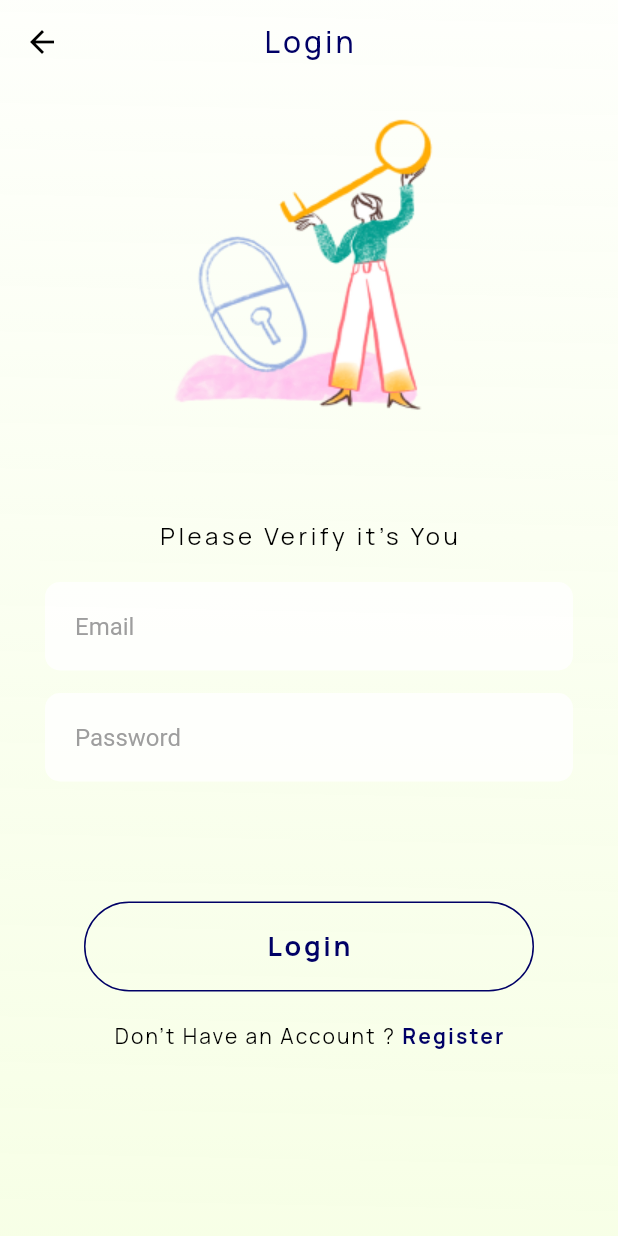
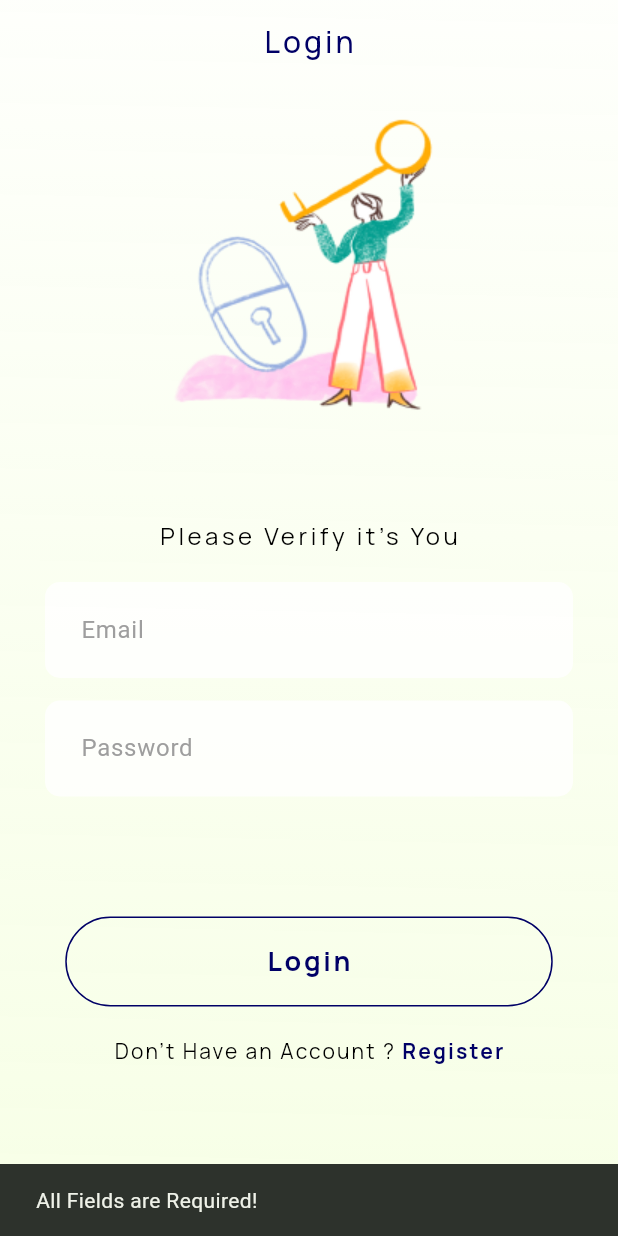
Before and after one commit to ThankiAshish/greenbook, a Flutter app: the screen it shows after launch, after a tap on "Login", on a phone screen of 412 x 824 dp. Run offline on Flutter 3.47's test engine with Material 2 defaults, Android fonts, the phone set to English and light mode, and no system bars; our stand-ins replace google_fonts, image_picker, shared_preferences; network calls fail.

Commit message:
refactored register page code

```diff
--- a/lib/main.dart
+++ b/lib/main.dart
@@ -1,6 +1,7 @@
 import 'package:flutter/material.dart';
 import 'package:greenbook/providers/user_provider.dart';
-import 'package:greenbook/screens/register_page.dart';
+import 'package:greenbook/screens/home_page.dart';
+import 'package:greenbook/screens/login_page.dart';
 import 'package:greenbook/screens/welcome_page.dart';
 import 'package:greenbook/services/auth_services.dart';
 import 'package:provider/provider.dart';
@@ -35,8 +36,12 @@ class _MainAppState extends State<MainApp> {
   @override
   Widget build(BuildContext context) {
     return MaterialApp(
+      theme: ThemeData(
+        useMaterial3: true,
+        colorSchemeSeed: Colors.green,
+      ),
       debugShowCheckedModeBanner: false,
-      home: Provider.of<UserProvider>(context).user.token.isEmpty ? const RegisterPage() : const WelcomePage()
+      home: Provider.of<UserProvider>(context).user.token.isEmpty ? const LoginPage() : const WelcomePage()
     );
   }
 }
--- a/lib/screens/login_page.dart
+++ b/lib/screens/login_page.dart
@@ -3,6 +3,7 @@ import 'package:google_fonts/google_fonts.dart';
 import 'package:greenbook/screens/register_page.dart';
 import 'package:greenbook/services/auth_services.dart';
 import 'package:greenbook/utils/utils.dart';
+import 'package:greenbook/widgets/custom_primary_outlined_button.dart';
 
 class LoginPage extends StatefulWidget {
   const LoginPage({super.key});
@@ -123,34 +124,14 @@ class _LoginPageState extends State<LoginPage> {
               const SizedBox(
                 height: 80,
               ),
-              SizedBox(
-                width: 300,
+              CustomPrimaryOutlinedButton(
+                text: 'Login',
+                width: 325,
                 height: 60,
-                child: OutlinedButton(
-                  onPressed: (){
-                    if(emailController.text.isEmpty || passwordController.text.isEmpty) {
-                      showSnackBar(
-                        context,
-                        'All Fields are Required!'
-                      );
-                    }
-                    loginUser();
-                  },
-                  style: OutlinedButton.styleFrom(
-                    shape: const StadiumBorder(),
-                    side: const BorderSide(width: 1, color: Color(0xFF000066))
-                  ),
-                  child: Text(
-                    'Login',
-                    style: GoogleFonts.manrope(
-                      color: const Color(0xFF000066),
-                      fontSize: 18,
-                      fontWeight: FontWeight.w700,
-                      height: 0,
-                      letterSpacing: 1.80,
-                    ),
-                  ),
-                ),
+                textSize: 18,
+                borderColor: const Color(0xFF000066),
+                textColor: const Color(0xFF000066),
+                onPressed: loginButtonOnClick
               ),
               const SizedBox(
                 height: 20,
@@ -191,4 +172,14 @@ class _LoginPageState extends State<LoginPage> {
       ),
     );
   }
+
+  loginButtonOnClick () {
+    if(emailController.text.isEmpty || passwordController.text.isEmpty) {
+      showSnackBar(
+        context,
+        'All Fields are Required!'
+      );
+    }
+    loginUser();
+  }
 }
--- a/lib/screens/register_page.dart
+++ b/lib/screens/register_page.dart
@@ -5,6 +5,9 @@ import 'package:google_fonts/google_fonts.dart';
 import 'package:greenbook/screens/login_page.dart';
 import 'package:greenbook/services/auth_services.dart';
 import 'package:greenbook/utils/utils.dart';
+import 'package:greenbook/widgets/custom_image_picker.dart';
+import 'package:greenbook/widgets/custom_primary_filled_button.dart';
+import 'package:greenbook/widgets/custom_text_field.dart';
 import 'package:image_picker/image_picker.dart';
 
 class RegisterPage extends StatefulWidget {
@@ -80,7 +83,8 @@ class _RegisterPageState extends State<RegisterPage> {
               const SizedBox(
                 height: 10,
               ),
-              GestureDetector(
+              CustomImagePicker(
+                imagePath: imagePath,
                 onTap: () async {
                   pickedFile = await picker.pickImage(source: ImageSource.gallery);
                   if(pickedFile != null) {
@@ -88,202 +92,85 @@ class _RegisterPageState extends State<RegisterPage> {
                     imagePath = imageFile.path;
                   setState(() {});
                   }
-                },
-                child: Stack(
-                  alignment: Alignment.bottomRight,
-                  children: [
-                    Container(
-                      width: 130,
-                      height: 130,
-                      decoration: BoxDecoration(
-                          border: Border.all(width: 4, color: Colors.white),
-                          boxShadow: [
-                            BoxShadow(
-                                spreadRadius: 2,
-                                blurRadius: 10,
-                                color: Colors.black.withOpacity(0.1))
-                          ],
-                          shape: BoxShape.circle,
-                          image: imagePath == "" ? const DecorationImage(
-                              fit: BoxFit.cover,
-                              image: NetworkImage(
-                                  'https://cdn.pixabay.com/photo/2018/11/13/21/43/avatar-3814049_640.png'
-                              )
-                          ) : DecorationImage(
-                              fit: BoxFit.cover,
-                              image: Image.file(File(imagePath)).image
-                          ),
-                      ),
-                    ),
-                    Positioned(
-                      right: 0,
-                      bottom: 0,
-                      child: Container(
-                        decoration: const BoxDecoration(
-                          color: Colors.white,
-                          shape: BoxShape.circle,
-                        ),
-                        child: const IconButton(
-                          icon: Icon(
-                            Icons.add,
-                            color: Colors.black,
-                          ),
-                          onPressed: null,
-                        ),
-                      ),
-                    )
-                  ],
-                ),
+                }
               ),
               const SizedBox(
                 height: 30,
               ),
-              Padding(
-                padding: const EdgeInsets.symmetric(horizontal: 30),
-                child: TextField(
+              CustomTextField(
                 controller: usernameController,
-                  decoration: InputDecoration(
-                    filled: true,
                 fillColor: Colors.white.withOpacity(0.8),
                 hintText: 'Username',
-                    hintStyle: const TextStyle(color: Colors.grey),
-                    contentPadding: const EdgeInsets.all(20),
-                    border: OutlineInputBorder(
-                      borderRadius: BorderRadius.circular(10),
-                      borderSide: BorderSide.none,
-                    ),
-                  ),
-                ),
+                hintColor: Colors.grey,
+                keyboardType: TextInputType.text
               ),
               const SizedBox(
                 height: 15,
               ),
-              Padding(
-                padding: const EdgeInsets.symmetric(horizontal: 30),
-                child: TextField(
+              CustomTextField(
                 controller: nameController,
-                  decoration: InputDecoration(
-                    filled: true,
                 fillColor: Colors.white.withOpacity(0.8),
                 hintText: 'Name',
-                    hintStyle: const TextStyle(color: Colors.grey),
-                    contentPadding: const EdgeInsets.all(20),
-                    border: OutlineInputBorder(
-                      borderRadius: BorderRadius.circular(10),
-                      borderSide: BorderSide.none,
-                    ),
-                  ),
-                ),
+                hintColor: Colors.grey,
+                keyboardType: TextInputType.text
               ),
               const SizedBox(
                 height: 15,
               ),
-              Padding(
-                padding: const EdgeInsets.symmetric(horizontal: 30),
-                child: TextField(
+              CustomTextField(
                 controller: emailController,
-                  decoration: InputDecoration(
-                    filled: true,
                 fillColor: Colors.white.withOpacity(0.8),
                 hintText: 'Email',
-                    hintStyle: const TextStyle(color: Colors.grey),
-                    contentPadding: const EdgeInsets.all(20),
-                    border: OutlineInputBorder(
-                      borderRadius: BorderRadius.circular(10),
-                      borderSide: BorderSide.none,
-                    ),
-                  ),
-                ),
+                hintColor: Colors.grey,
+                keyboardType: TextInputType.emailAddress
               ),
               const SizedBox(
                 height: 15,
               ),
-              Padding(
-                padding: const EdgeInsets.symmetric(horizontal: 30),
-                child: TextField(
+              CustomTextField(
                 controller: passwordController,
-                  decoration: InputDecoration(
-                    filled: true,
                 fillColor: Colors.white.withOpacity(0.8),
                 hintText: 'Password',
-                    hintStyle: const TextStyle(color: Colors.grey),
-                    contentPadding: const EdgeInsets.all(20),
-                    border: OutlineInputBorder(
-                      borderRadius: BorderRadius.circular(10),
-                      borderSide: BorderSide.none,
-                    ),
-                  ),
-                ),
+                hintColor: Colors.grey,
+                keyboardType: TextInputType.text,
+                obsecureText: true,
               ),
               const SizedBox(
                 height: 15,
               ),
-              Padding(
-                padding: const EdgeInsets.symmetric(horizontal: 30),
-                child: TextField(
+              CustomTextField(
                 controller: confirmPasswordController,
-                  decoration: InputDecoration(
-                    filled: true,
                 fillColor: Colors.white.withOpacity(0.8),
                 hintText: 'Confirm Password',
-                    hintStyle: const TextStyle(color: Colors.grey),
-                    contentPadding: const EdgeInsets.all(20),
-                    border: OutlineInputBorder(
-                      borderRadius: BorderRadius.circular(10),
-                      borderSide: BorderSide.none,
-                    ),
-                  ),
-                ),
+                hintColor: Colors.grey,
+                keyboardType: TextInputType.text,
+                obsecureText: true,
               ),
               const SizedBox(
                 height: 20,
               ),
-            SizedBox(
+              CustomPrimaryFilledButton(
+                text: 'Create Account',
+                color: const Color(0xFF000066),
                 width: 325,
                 height: 60,
-              child: ElevatedButton(
-                onPressed: (){
-                  if(imagePath == null || usernameController.text.isEmpty || nameController.text.isEmpty || emailController.text.isEmpty || passwordController.text.isEmpty) {
-                    showSnackBar(
-                      context,
-                      'All Fields are Required!'
-                    );
-                  } else {
-                    if(passwordController.text == confirmPasswordController.text) {
-                      registerUser();
-                    } else {
-                      showSnackBar(
-                        context,
-                        'Passwords do not match'
-                      );
-                    }
-                  }
-                },
-                style: ButtonStyle(
-                  backgroundColor:
-                      MaterialStateProperty.all<Color>(const Color(0xFF000066)),
-                  shape: MaterialStateProperty.all<RoundedRectangleBorder>(
-                    RoundedRectangleBorder(
-                      borderRadius: BorderRadius.circular(50),
-                    ),
-                  ),
-                ),
-                child: Text(
-                  'Create Account',
-                  style: GoogleFonts.manrope(
-                    color: const Color(0xFFF3F3F3),
-                    fontSize: 18,
-                    fontWeight: FontWeight.w700,
-                    height: 0,
-                    letterSpacing: 1.80,
-                  ),
-                ),
-              ),
+                textColor: const Color(0xFFF3F3F3),
+                textSize: 18,
+                onPressed: registerButtonOnClick
               ),
               const SizedBox(
                 height: 20,
               ),
-            Row(
+              buttonFooterBuilder(),
+            ],
+          ),
+        ),
+      ),
+    );
+  }
+
+  Widget buttonFooterBuilder() {
+    return Row(
       mainAxisAlignment: MainAxisAlignment.center,
       children: [
         Text(
@@ -312,11 +199,30 @@ class _RegisterPageState extends State<RegisterPage> {
           ),
         ),
       ],
-            ),
-          ],
-          ),
-        ),
-      ),
+    );
+  }
+
+  void registerButtonOnClick (){
+    if(
+      imagePath == null ||
+      usernameController.text.isEmpty ||
+      nameController.text.isEmpty ||
+      emailController.text.isEmpty ||
+      passwordController.text.isEmpty
+    ) {
+      showSnackBar(
+        context,
+        'All Fields are Required!'
+      );
+    } else {
+      if(passwordController.text == confirmPasswordController.text) {
+        registerUser();
+      } else {
+        showSnackBar(
+          context,
+          'Passwords do not match'
         );
       }
     }
+  }
+}
--- /dev/null
+++ b/lib/widgets/custom_primary_filled_button.dart
@@ -0,0 +1,55 @@
+import 'package:flutter/material.dart';
+import 'package:google_fonts/google_fonts.dart';
+
+class CustomPrimaryFilledButton extends StatelessWidget {
+  const CustomPrimaryFilledButton(
+    {
+      Key? key,
+      required this.text,
+      required this.color,
+      required this.width,
+      required this.height,
+      required this.textColor,
+      required this.textSize,
+      required this.onPressed
+    }
+  ) : super(key: key);
+
+  final String text;
+  final double width;
+  final double height;
+  final double textSize;
+  final Color color;
+  final Color textColor;
+  final void Function()? onPressed;
+
+  @override
+  Widget build(BuildContext context) {
+    return SizedBox(
+      width: width,
+      height: height,
+      child: ElevatedButton(
+        onPressed: onPressed,
+        style: ButtonStyle(
+          backgroundColor:
+              MaterialStateProperty.all<Color>(color),
+          shape: MaterialStateProperty.all<RoundedRectangleBorder>(
+            RoundedRectangleBorder(
+              borderRadius: BorderRadius.circular(50),
+            ),
+          ),
+        ),
+        child: Text(
+          text,
+          style: GoogleFonts.manrope(
+            color: textColor,
+            fontSize: textSize,
+            fontWeight: FontWeight.w700,
+            height: 0,
+            letterSpacing: 1.80,
+          ),
+        ),
+      ),
+    );
+  }
+}
--- /dev/null
+++ b/lib/widgets/custom_primary_outlined_button.dart
@@ -0,0 +1,50 @@
+import 'package:flutter/material.dart';
+import 'package:google_fonts/google_fonts.dart';
+
+class CustomPrimaryOutlinedButton extends StatelessWidget {
+  const CustomPrimaryOutlinedButton(
+    {
+      Key? key,
+      required this.text,
+      required this.width,
+      required this.height,
+      required this.textSize,
+      required this.borderColor,
+      required this.textColor,
+      required this.onPressed
+    }
+  ) : super(key: key);
+
+  final String text;
+  final double width;
+  final double height;
+  final double textSize;
+  final Color borderColor;
+  final Color textColor;
+  final void Function() onPressed;
+
+  @override
+  Widget build(BuildContext context) {
+    return SizedBox(
+      width: width,
+      height: height,
+      child: OutlinedButton(
+        onPressed: onPressed,
+        style: OutlinedButton.styleFrom(
+          shape: const StadiumBorder(),
+          side: BorderSide(width: 1, color: borderColor)
+        ),
+        child: Text(
+          text,
+          style: GoogleFonts.manrope(
+            color: textColor,
+            fontSize: textSize,
+            fontWeight: FontWeight.w700,
+            height: 0,
+            letterSpacing: 1.80,
+          ),
+        ),
+      ),
+    );
+  }
+}
```
Also changed, not shown: lib/widgets/custom_image_picker.dart (added, +69 -0 lines), lib/widgets/custom_text_field.dart (added, +49 -0 lines), 1 other file. Lines whose indentation alone changed are shown as unchanged.
